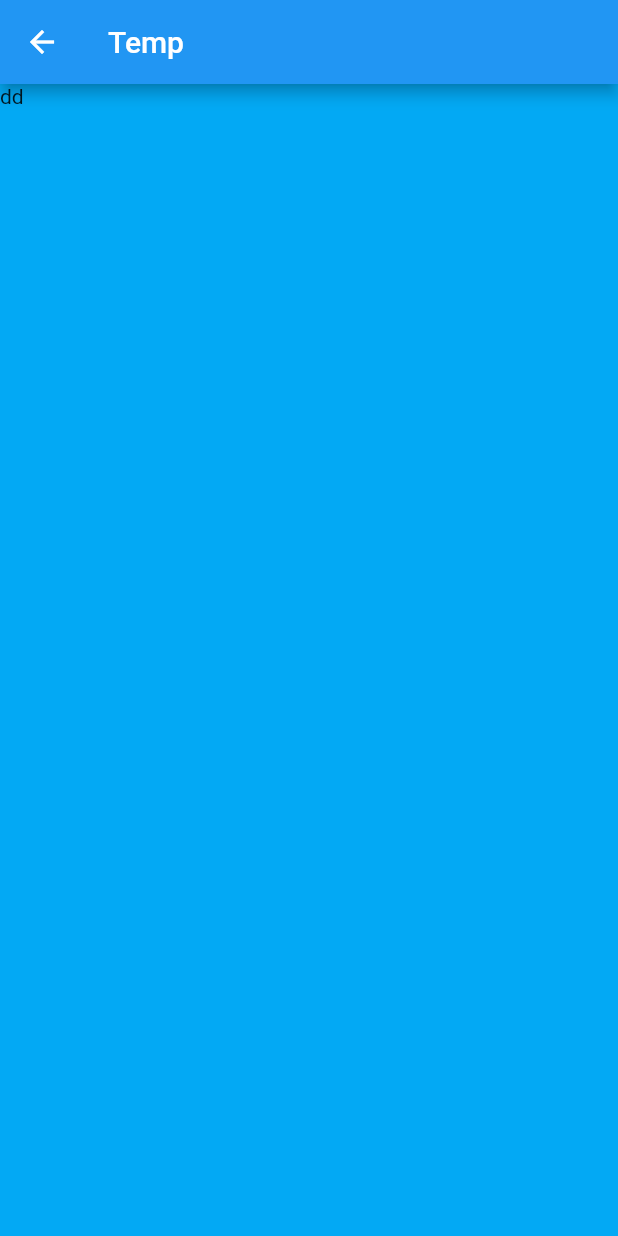
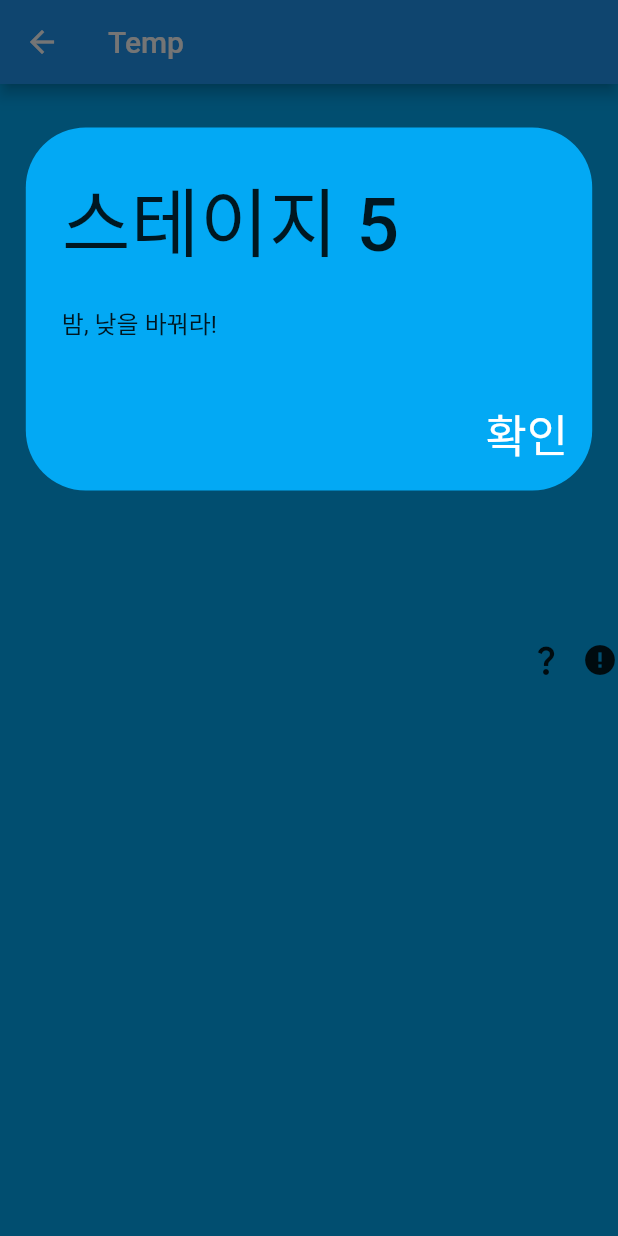
Before and after one commit to tnvchdql0255/Sensor_game, a Flutter app: the StageL5 screen opened directly, on a phone screen of 412 x 824 dp. Run offline on Flutter 3.47's test engine with Material 2 defaults, Android fonts, the phone set to English and light mode, and no system bars; our stand-ins replace battery_plus, sqflite; accounts and stored records are empty.

Commit message:
stage5onProgress

```diff
--- a/lib/stage/stage_L_5.dart
+++ b/lib/stage/stage_L_5.dart
@@ -1,4 +1,9 @@
+import 'dart:async';
+
 import 'package:flutter/material.dart';
+import 'package:flutter/services.dart';
+import 'package:sensor_game/common_ui/start.dart';
+import 'package:sensor_game/service/db_manager.dart';
 
 class StageL5 extends StatefulWidget {
   const StageL5({super.key});
@@ -8,14 +13,76 @@ class StageL5 extends StatefulWidget {
 }
 
 class _StageL5State extends State<StageL5> {
+  PopUps popUps = const PopUps(
+      startMessage: "스테이지 5",
+      quest: "밤, 낮을 바꿔라!",
+      hints: ["시간과 크게 관련은 없습니다", "밝은걸 싫어하는 유저들은 처음에 밤일겁니다", "상태바 어딘가에.."]);
+  DBHelper dbHelper = DBHelper();
+  static const methodChannel = MethodChannel("com.sensorIO.method");
+  late int themeState;
+  late int anchorThemeState;
+  late Timer timer;
+  // ignore: prefer_const_constructors
+  Icon themeIcon = Icon(Icons.error);
+
+  @override
+  void initState() {
+    super.initState();
+    timer = Timer(const Duration(seconds: 1), () {
+      getThemeState();
+    });
+
+    WidgetsBinding.instance.addPostFrameCallback((_) {
+      popUps.showStartMessage(context);
+    });
+  }
+
+  void getThemeState() async {
+    if (themeState == 2) {
+      anchorThemeState = await methodChannel.invokeMethod("getThemeState");
+    } else {
+      themeState = await methodChannel.invokeMethod("getThemeState");
+    }
+    themeIcon = getConfig();
+    setState(() {});
+  }
+
+  Icon getConfig() {
+    switch (themeState) {
+      case 0:
+        return const Icon(Icons.nightlight_round, size: 100);
+      case 1:
+        return const Icon(Icons.wb_sunny, size: 100);
+      case 2:
+        return const Icon(Icons.replay_outlined, size: 100);
+      default:
+        return const Icon(Icons.error);
+    }
+  }
+
+  @override
+  void dispose() {
+    timer.cancel();
+    methodChannel.invokeListMethod("resetConfigData");
+    super.dispose();
+  }
+
   @override
   Widget build(BuildContext context) {
     return Scaffold(
         appBar: AppBar(title: const Text("Temp")),
         backgroundColor: Colors.lightBlue,
-        body: Column(
+        body: Row(
+          mainAxisAlignment: MainAxisAlignment.end,
           children: [
-            Text("dd"),
+            IconButton(
+                onPressed: () {
+                  popUps.showHintTabBar(context);
+                },
+                icon: const Icon(Icons.question_mark)),
+            Center(
+              child: themeIcon,
+            )
           ],
         ));
   }
--- a/lib/stage_selection.dart
+++ b/lib/stage_selection.dart
@@ -4,6 +4,7 @@ import 'package:flutter/material.dart';
 import 'package:sensor_game/stage/stage_L_2.dart';
 import 'package:sensor_game/stage/stage_L_3.dart';
 import 'package:sensor_game/stage/stage_L_4.dart';
+import 'package:sensor_game/stage/stage_L_5.dart';
 import 'package:sqflite/sqflite.dart';
 
 class StageSelectionMenu extends StatefulWidget {
@@ -18,7 +19,8 @@ class _StageSelectionMenuState extends State<StageSelectionMenu> {
     const StageL1(),
     const StageL2(),
     const StageL3(),
-    const StageL4()
+    const StageL4(),
+    const StageL5()
   ];
   late final DBHelper dbHelper;
   late Database db;
--- a/개발노트.txt
+++ b/개발노트.txt
@@ -101,3 +101,23 @@ state 관리 패키지를 사용해야 할것임
 무음모드인지 진동모드인지 소리모드인지에따라 클리어되는것도
 
 손전등?? 은 모르겠네
+
+
+0501 config 변경 이벤트 감지 로직
+-플러터에서 코틀린으로 메시지를 보내고 리턴을 받는것은 구현이 가능함
+-코틀린에서 발생한 이벤트를 플러터로 보내는것은 문서가 없음
+-분명히 방법이 있을텐데 일단 생각난 방법대로 코딩할 계획임
+--1.플러터에서는 타이머로 계속 메소드 채널통신으로 데이터를 일정시간마다 요청함
+--2.코틀린에서는 config 변경이벤트를 감지하긴 하지만, 직접적으로 플러터에 보내지는 않음
+--3.이를 해결하기 위해 필요한 컨픽값을 코틀린에서 변수로 지정하고, 저장함
+--4.플러터에서는 타이머 객체로 해당 변수값만 요청함
+--5.코틀린쪽에서는 플러터에서 메소드 채널로 부르든 말든간에 일단 발생한 컨픽 변경사항을 변수에 저장할 것임
+--6.플러터는 해당 변수값만을 읽어와 변경되었는지, 아닌지 판별할 수 있음
+--7.위 방법을 통해 간이로 쉽게 컨픽 변경이벤트 통신을 구현 가능
+
+세부 로직은 다음과 같음
+--1.코틀린에서는 아직 값이 정의되지 않은 상태를 2, 다크모드를 0, 라이트모드를 1로 정의함
+--2.플러터에서 스테이지 진입시 일정간격마다 해당 정수값을 지속적으로 요청하고 수신함
+--3.스테이지를 클리어 하거나 그냥 나갔을때, 다시 코틀린에서 값을 2로 초기화 해야함
+--3-1. 2로 초기화를 요청하는 주체는 플러터임
+---이 방법이 정공법으로 접근하는 것에 비해서, 얼마나 더 많은 자원을 소모하는지는 알 수 없음
```
Also changed, not shown: 1 other file.
